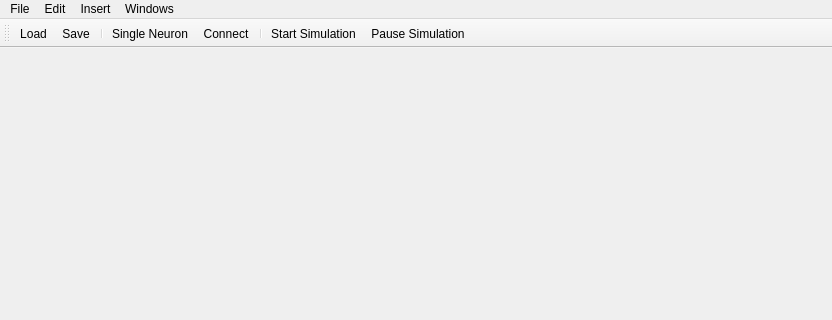
First picture: the form in NeuroEdit/mainwindow.ui, repository lucksus/neuro_edit, before the edit; both pictures show x 0 to 832 and y 0 to 320 of the 832 by 599 pixel window.
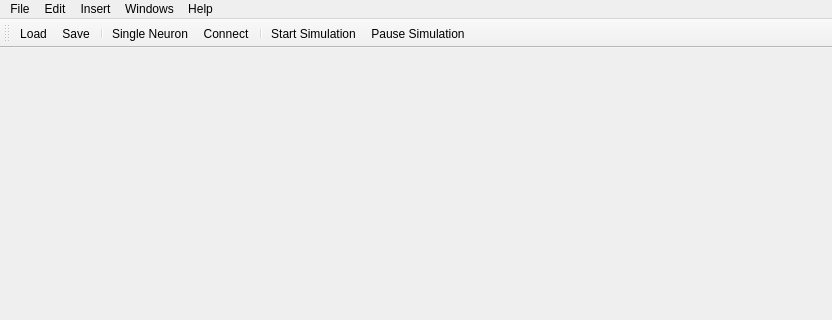
Second picture: the form after the edit. Icons and pictures are not drawn.

Commit message: AboutDialog and connect button added to mainwindow.

The edit to the form file:
```diff
--- a/NeuroEdit/mainwindow.ui
+++ b/NeuroEdit/mainwindow.ui
@@ -57,10 +57,17 @@
     </property>
     <addaction name="actionSingle_Neuron"/>
    </widget>
+   <widget class="QMenu" name="menuHelp">
+    <property name="title">
+     <string>Help</string>
+    </property>
+    <addaction name="actionAbout"/>
+   </widget>
    <addaction name="menuFile"/>
    <addaction name="menuEdit"/>
    <addaction name="menuInsert"/>
    <addaction name="menuWindows"/>
+   <addaction name="menuHelp"/>
   </widget>
   <widget class="QToolBar" name="mainToolBar">
    <property name="iconSize">
```
Left out of the diff: 5 changed lines with no effect on the pictures. The commit also changes 2 other files.
